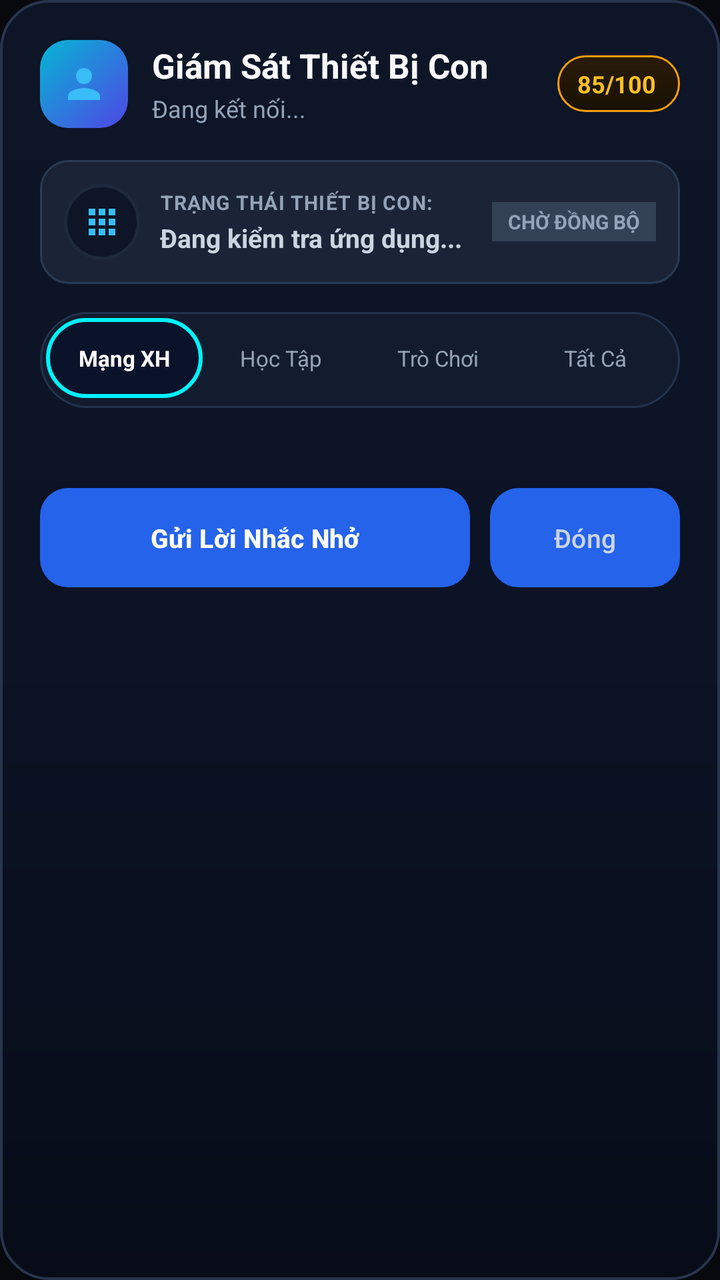
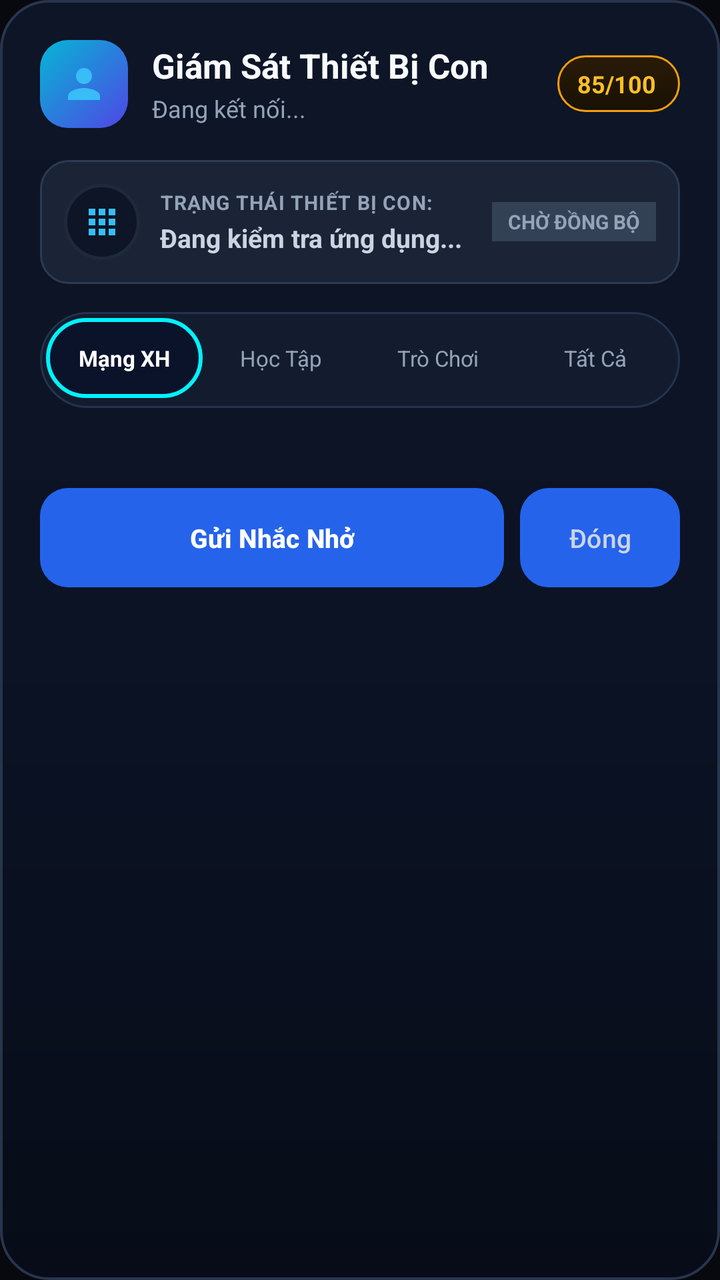

Compare the two renders of this Android layout. The source of the first and the diff that turns it into the second are given below.
<!-- AndroidManifest.xml: application theme Theme.Material3.DayNight.NoActionBar -->
<!-- res/layout/dialog_child_companion.xml -->
<?xml version="1.0" encoding="utf-8"?>
<LinearLayout xmlns:android="http://schemas.android.com/apk/res/android"
    android:layout_width="match_parent"
    android:layout_height="wrap_content"
    android:orientation="vertical"
    android:background="@drawable/bg_dialog_modern"
    android:padding="20dp">

    
    <LinearLayout
        android:layout_width="match_parent"
        android:layout_height="wrap_content"
        android:orientation="horizontal"
        android:gravity="center_vertical"
        android:layout_marginBottom="16dp">

        
        <FrameLayout
            android:layout_width="44dp"
            android:layout_height="44dp"
            android:background="@drawable/bg_avatar_squircle"
            android:layout_marginEnd="12dp">

            <ImageView
                android:id="@+id/ivDialogChildAvatar"
                android:layout_width="24dp"
                android:layout_height="24dp"
                android:layout_gravity="center"
                android:src="@drawable/ic_person_24"
                android:contentDescription="Avatar" />

            <TextView
                android:id="@+id/tvDialogChildAvatar"
                android:layout_width="wrap_content"
                android:layout_height="wrap_content"
                android:layout_gravity="center"
                android:textSize="20sp"
                android:visibility="gone" />
        </FrameLayout>

        
        <LinearLayout
            android:layout_width="0dp"
            android:layout_height="wrap_content"
            android:layout_weight="1"
            android:orientation="vertical">

            <TextView
                android:id="@+id/tvDialogChildTitle"
                android:layout_width="wrap_content"
                android:layout_height="wrap_content"
                android:text="Giám Sát Thiết Bị Con"
                android:textColor="#F8FAFC"
                android:textSize="17sp"
                android:textStyle="bold"
                android:singleLine="true"
                android:ellipsize="end" />

            <TextView
                android:id="@+id/tvDialogChildSubtitle"
                android:layout_width="wrap_content"
                android:layout_height="wrap_content"
                android:text="Đang kết nối..."
                android:textColor="#94A3B8"
                android:textSize="12sp"
                android:layout_marginTop="2dp" />
        </LinearLayout>

        
        <LinearLayout
            android:id="@+id/layoutDialogBalanceContainer"
            android:layout_width="wrap_content"
            android:layout_height="wrap_content"
            android:background="@drawable/bg_score_pill"
            android:orientation="horizontal"
            android:gravity="center_vertical"
            android:paddingLeft="10dp"
            android:paddingRight="12dp"
            android:paddingTop="6dp"
            android:paddingBottom="6dp">

            <TextView
                android:id="@+id/tvDialogBalanceScore"
                android:layout_width="wrap_content"
                android:layout_height="wrap_content"
                android:text="85/100"
                android:textColor="#FBBF24"
                android:textSize="12sp"
                android:textStyle="bold" />
        </LinearLayout>
    </LinearLayout>

    
    <androidx.core.widget.NestedScrollView
        android:layout_width="match_parent"
        android:layout_height="wrap_content"
        android:fillViewport="true"
        android:scrollbars="none"
        android:layout_marginBottom="12dp">

        <LinearLayout
            android:layout_width="match_parent"
            android:layout_height="wrap_content"
            android:orientation="vertical">

            
            <LinearLayout
                android:id="@+id/layoutDialogLoading"
        android:layout_width="match_parent"
        android:layout_height="wrap_content"
        android:orientation="vertical"
        android:gravity="center"
        android:paddingTop="32dp"
        android:paddingBottom="32dp"
        android:visibility="gone">

        <ProgressBar
            android:layout_width="36dp"
            android:layout_height="36dp"
            android:indeterminate="true"
            android:layout_marginBottom="12dp" />

        <TextView
            android:layout_width="wrap_content"
            android:layout_height="wrap_content"
            android:text="Đang đồng bộ dữ liệu từ thiết bị con..."
            android:textColor="#94A3B8"
            android:textSize="13sp" />
    </LinearLayout>

    
    <LinearLayout
        android:id="@+id/layoutDialogError"
        android:layout_width="match_parent"
        android:layout_height="wrap_content"
        android:orientation="vertical"
        android:gravity="center"
        android:paddingTop="24dp"
        android:paddingBottom="24dp"
        android:visibility="gone">

        <ImageView
            android:layout_width="40dp"
            android:layout_height="40dp"
            android:src="@drawable/ic_error_outline_24"
            android:layout_marginBottom="8dp"
            android:contentDescription="Lỗi" />

        <TextView
            android:id="@+id/tvDialogErrorMessage"
            android:layout_width="wrap_content"
            android:layout_height="wrap_content"
            android:text="Không thể tải thông tin từ thiết bị con"
            android:textColor="#F87171"
            android:textSize="13sp"
            android:textStyle="bold"
            android:gravity="center"
            android:layout_marginBottom="12dp" />

        <Button
            android:id="@+id/btnRetryCompanion"
            android:layout_width="wrap_content"
            android:layout_height="wrap_content"
            android:minHeight="48dp"
            android:background="@drawable/bg_btn_primary_modern"
            android:text="Thử Lại"
            android:textColor="#FFFFFF"
            android:textSize="12sp"
            android:textStyle="bold"
            android:paddingLeft="20dp"
            android:paddingRight="20dp"
            android:paddingTop="10dp"
            android:paddingBottom="10dp" />
    </LinearLayout>

    
    <LinearLayout
        android:id="@+id/layoutDialogContent"
        android:layout_width="match_parent"
        android:layout_height="wrap_content"
        android:orientation="vertical">

        
        <LinearLayout
            android:id="@+id/layoutDialogActiveAppBanner"
            android:layout_width="match_parent"
            android:layout_height="wrap_content"
            android:background="@drawable/bg_device_card"
            android:orientation="horizontal"
            android:gravity="center_vertical"
            android:padding="12dp"
            android:layout_marginBottom="14dp">

            <FrameLayout
                android:layout_width="38dp"
                android:layout_height="38dp"
                android:background="@drawable/bg_glass_card"
                android:layout_marginEnd="10dp">

                <ImageView
                    android:id="@+id/ivActiveAppIcon"
                    android:layout_width="20dp"
                    android:layout_height="20dp"
                    android:layout_gravity="center"
                    android:src="@drawable/ic_apps_24"
                    android:contentDescription="App Icon" />

                <TextView
                    android:id="@+id/tvActiveAppIcon"
                    android:layout_width="wrap_content"
                    android:layout_height="wrap_content"
                    android:layout_gravity="center"
                    android:textSize="16sp"
                    android:visibility="gone" />
            </FrameLayout>

            <LinearLayout
                android:layout_width="0dp"
                android:layout_height="wrap_content"
                android:layout_weight="1"
                android:orientation="vertical">

                <TextView
                    android:id="@+id/tvActiveAppTitle"
                    android:layout_width="wrap_content"
                    android:layout_height="wrap_content"
                    android:text="TRẠNG THÁI THIẾT BỊ CON:"
                    android:textColor="#94A3B8"
                    android:textSize="10sp"
                    android:textStyle="bold"
                    android:letterSpacing="0.04" />

                <TextView
                    android:id="@+id/tvActiveAppName"
                    android:layout_width="wrap_content"
                    android:layout_height="wrap_content"
                    android:text="Đang kiểm tra ứng dụng..."
                    android:textColor="#CBD5E1"
                    android:textSize="13sp"
                    android:textStyle="bold"
                    android:layout_marginTop="2dp"
                    android:singleLine="true"
                    android:ellipsize="end" />
            </LinearLayout>

            <TextView
                android:id="@+id/tvActiveAppLiveBadge"
                android:layout_width="wrap_content"
                android:layout_height="wrap_content"
                android:background="#334155"
                android:textColor="#94A3B8"
                android:textSize="10sp"
                android:textStyle="bold"
                android:paddingLeft="8dp"
                android:paddingRight="8dp"
                android:paddingTop="3dp"
                android:paddingBottom="3dp"
                android:text="CHỜ ĐỒNG BỘ" />
        </LinearLayout>

        
        <LinearLayout
            android:id="@+id/layoutDialogActiveWebBanner"
            android:layout_width="match_parent"
            android:layout_height="wrap_content"
            android:background="@drawable/bg_device_card"
            android:orientation="horizontal"
            android:gravity="center_vertical"
            android:padding="12dp"
            android:layout_marginBottom="14dp"
            android:visibility="gone">

            <FrameLayout
                android:layout_width="38dp"
                android:layout_height="38dp"
                android:background="@drawable/bg_glass_card"
                android:layout_marginEnd="10dp">

                <ImageView
                    android:id="@+id/ivActiveWebIcon"
                    android:layout_width="20dp"
                    android:layout_height="20dp"
                    android:layout_gravity="center"
                    android:src="@drawable/ic_language_24"
                    android:contentDescription="Web Icon" />

                <TextView
                    android:id="@+id/tvActiveWebIcon"
                    android:layout_width="wrap_content"
                    android:layout_height="wrap_content"
                    android:layout_gravity="center"
                    android:textSize="16sp"
                    android:visibility="gone" />
            </FrameLayout>

            <LinearLayout
                android:layout_width="0dp"
                android:layout_height="wrap_content"
                android:layout_weight="1"
                android:orientation="vertical">

                <TextView
                    android:id="@+id/tvActiveWebHeader"
                    android:layout_width="wrap_content"
                    android:layout_height="wrap_content"
                    android:text="TRANG WEB ĐANG TRUY CẬP (THỜI GIAN THỰC):"
                    android:textColor="#38BDF8"
                    android:textSize="10sp"
                    android:textStyle="bold"
                    android:letterSpacing="0.04" />

                <TextView
                    android:id="@+id/tvActiveWebDomain"
                    android:layout_width="wrap_content"
                    android:layout_height="wrap_content"
                    android:text="Đang kết nối web..."
                    android:textColor="#F8FAFC"
                    android:textSize="13sp"
                    android:textStyle="bold"
                    android:layout_marginTop="2dp"
                    android:singleLine="true"
                    android:ellipsize="end" />

                <TextView
                    android:id="@+id/tvActiveWebUrl"
                    android:layout_width="wrap_content"
                    android:layout_height="wrap_content"
                    android:text="Trình duyệt Web"
                    android:textColor="#94A3B8"
                    android:textSize="11sp"
                    android:layout_marginTop="1dp"
                    android:singleLine="true"
                    android:ellipsize="end" />
            </LinearLayout>

            <TextView
                android:id="@+id/tvActiveWebStatusBadge"
                android:layout_width="wrap_content"
                android:layout_height="wrap_content"
                android:background="#15803D"
                android:textColor="#86EFAC"
                android:textSize="10sp"
                android:textStyle="bold"
                android:paddingLeft="8dp"
                android:paddingRight="8dp"
                android:paddingTop="3dp"
                android:paddingBottom="3dp"
                android:text="ĐANG DUYỆT" />
        </LinearLayout>

        
        <LinearLayout
            android:layout_width="match_parent"
            android:layout_height="wrap_content"
            android:minHeight="48dp"
            android:background="@drawable/bg_tab_container"
            android:orientation="horizontal"
            android:padding="3dp"
            android:layout_marginBottom="12dp">

            <TextView
                android:id="@+id/tabDialogSocial"
                android:layout_width="0dp"
                android:layout_height="wrap_content"
                android:minHeight="40dp"
                android:layout_weight="1"
                android:background="@drawable/bg_tab_active"
                android:gravity="center"
                android:paddingTop="8dp"
                android:paddingBottom="8dp"
                android:paddingLeft="4dp"
                android:paddingRight="4dp"
                android:maxLines="1"
                android:ellipsize="end"
                android:text="Mạng XH"
                android:textColor="#FFFFFF"
                android:textSize="11sp"
                android:textStyle="bold"
                android:clickable="true"
                android:focusable="true" />

            <TextView
                android:id="@+id/tabDialogStudy"
                android:layout_width="0dp"
                android:layout_height="wrap_content"
                android:minHeight="40dp"
                android:layout_weight="1"
                android:background="@drawable/bg_tab_inactive"
                android:gravity="center"
                android:paddingTop="8dp"
                android:paddingBottom="8dp"
                android:paddingLeft="4dp"
                android:paddingRight="4dp"
                android:maxLines="1"
                android:ellipsize="end"
                android:text="Học Tập"
                android:textColor="#94A3B8"
                android:textSize="11sp"
                android:clickable="true"
                android:focusable="true" />

            <TextView
                android:id="@+id/tabDialogGame"
                android:layout_width="0dp"
                android:layout_height="wrap_content"
                android:minHeight="40dp"
                android:layout_weight="1"
                android:background="@drawable/bg_tab_inactive"
                android:gravity="center"
                android:paddingTop="8dp"
                android:paddingBottom="8dp"
                android:paddingLeft="4dp"
                android:paddingRight="4dp"
                android:maxLines="1"
                android:ellipsize="end"
                android:text="Trò Chơi"
                android:textColor="#94A3B8"
                android:textSize="11sp"
                android:clickable="true"
                android:focusable="true" />

            <TextView
                android:id="@+id/tabDialogAll"
                android:layout_width="0dp"
                android:layout_height="wrap_content"
                android:minHeight="40dp"
                android:layout_weight="1"
                android:background="@drawable/bg_tab_inactive"
                android:gravity="center"
                android:paddingTop="8dp"
                android:paddingBottom="8dp"
                android:paddingLeft="4dp"
                android:paddingRight="4dp"
                android:maxLines="1"
                android:ellipsize="end"
                android:text="Tất Cả"
                android:textColor="#94A3B8"
                android:textSize="11sp"
                android:clickable="true"
                android:focusable="true" />
        </LinearLayout>

        
        <LinearLayout
            android:layout_width="match_parent"
            android:layout_height="wrap_content"
            android:orientation="vertical"
            android:layout_marginBottom="16dp">

            <LinearLayout
                android:layout_width="match_parent"
                android:layout_height="wrap_content"
                android:orientation="vertical">

                <LinearLayout
                    android:id="@+id/layoutDialogAppListContainer"
                    android:layout_width="match_parent"
                    android:layout_height="wrap_content"
                    android:orientation="vertical" />

                
                <LinearLayout
                    android:id="@+id/layoutDialogEmptyState"
                    android:layout_width="match_parent"
                    android:layout_height="wrap_content"
                    android:orientation="vertical"
                    android:gravity="center"
                    android:background="@drawable/bg_device_card"
                    android:paddingTop="24dp"
                    android:paddingBottom="24dp"
                    android:paddingLeft="16dp"
                    android:paddingRight="16dp"
                    android:visibility="gone">

                    <ImageView
                        android:id="@+id/ivDialogEmptyIcon"
                        android:layout_width="36dp"
                        android:layout_height="36dp"
                        android:src="@drawable/ic_inbox_24"
                        android:layout_marginBottom="8dp"
                        android:contentDescription="Trống" />

                    <TextView
                        android:id="@+id/tvDialogEmptyIcon"
                        android:layout_width="wrap_content"
                        android:layout_height="wrap_content"
                        android:textSize="28sp"
                        android:visibility="gone" />

                    <TextView
                        android:id="@+id/tvDialogEmptyTitle"
                        android:layout_width="wrap_content"
                        android:layout_height="wrap_content"
                        android:text="Chưa có hoạt động trong nhóm này"
                        android:textColor="#F8FAFC"
                        android:textSize="13sp"
                        android:textStyle="bold"
                        android:gravity="center"
                        android:layout_marginBottom="4dp" />

                    <TextView
                        android:id="@+id/tvDialogEmptyDesc"
                        android:layout_width="wrap_content"
                        android:layout_height="wrap_content"
                        android:text="Thiết bị con chưa mở ứng dụng thuộc danh mục này hôm nay."
                        android:textColor="#94A3B8"
                        android:textSize="11sp"
                        android:gravity="center"
                        android:layout_marginBottom="12dp" />

                    <TextView
                        android:id="@+id/btnDialogViewAllApps"
                        android:layout_width="wrap_content"
                        android:layout_height="wrap_content"
                        android:background="@drawable/bg_tab_container"
                        android:paddingLeft="14dp"
                        android:paddingRight="14dp"
                        android:paddingTop="6dp"
                        android:paddingBottom="6dp"
                        android:text="Xem tất cả ứng dụng"
                        android:textColor="#38BDF8"
                        android:textSize="11sp"
                        android:textStyle="bold"
                        android:clickable="true"
                        android:focusable="true" />
                </LinearLayout>
            </LinearLayout>
        </LinearLayout>
    </LinearLayout>
    </LinearLayout>
    </androidx.core.widget.NestedScrollView>

    
    <LinearLayout
        android:layout_width="match_parent"
        android:layout_height="wrap_content"
        android:orientation="horizontal"
        android:gravity="center_vertical">

        <Button
            android:id="@+id/btnDialogSendMessage"
            android:layout_width="0dp"
            android:layout_height="wrap_content"
            android:minHeight="48dp"
            android:layout_weight="1"
            android:background="@drawable/bg_btn_primary_modern"
            android:text="Gửi Lời Nhắc Nhở"
            android:textColor="#FFFFFF"
            android:textSize="13sp"
            android:textStyle="bold"
            android:paddingTop="12dp"
            android:paddingBottom="12dp"
            android:paddingLeft="14dp"
            android:paddingRight="14dp"
            android:layout_marginEnd="10dp" />

        <Button
            android:id="@+id/btnDialogClose"
            android:layout_width="wrap_content"
            android:minWidth="95dp"
            android:layout_height="wrap_content"
            android:minHeight="48dp"
            android:background="@drawable/bg_btn_secondary_modern"
            android:text="Đóng"
            android:textColor="#CBD5E1"
            android:paddingTop="12dp"
            android:paddingBottom="12dp"
            android:paddingLeft="16dp"
            android:paddingRight="16dp"
            android:textSize="13sp" />
    </LinearLayout>
</LinearLayout>
<!-- resources referenced by this layout -->
<resources>
  <!-- drawable bg_avatar_squircle (drawable) -->
  <?xml version="1.0" encoding="utf-8"?>
  <shape xmlns:android="http://schemas.android.com/apk/res/android"
      android:shape="rectangle">
      <gradient
          android:startColor="#4F46E5"
          android:endColor="#06B6D4"
          android:angle="135" />
      <corners android:radius="14dp" />
  </shape>
  <!-- drawable bg_btn_secondary_modern (drawable) -->
  <?xml version="1.0" encoding="utf-8"?>
  <ripple xmlns:android="http://schemas.android.com/apk/res/android"
      android:color="#20FFFFFF">
      <item>
          <shape android:shape="rectangle">
              <solid android:color="#1A2436" />
              <stroke android:width="1dp" android:color="#334155" />
              <corners android:radius="14dp" />
          </shape>
      </item>
  </ripple>
  <!-- drawable bg_device_card (drawable) -->
  <?xml version="1.0" encoding="utf-8"?>
  <shape xmlns:android="http://schemas.android.com/apk/res/android"
      android:shape="rectangle">
      <solid android:color="#1A2436" />
      <stroke android:width="1dp" android:color="#2A3B54" />
      <corners android:radius="14dp" />
  </shape>
  <!-- drawable bg_glass_card (drawable) -->
  <?xml version="1.0" encoding="utf-8"?>
  <shape xmlns:android="http://schemas.android.com/apk/res/android"
      android:shape="rectangle">
      <solid android:color="#0D1527" />
      <stroke android:width="1.5dp" android:color="#1E293B" />
      <corners android:radius="20dp" />
  </shape>
  <!-- drawable bg_score_pill (drawable) -->
  <?xml version="1.0" encoding="utf-8"?>
  <shape xmlns:android="http://schemas.android.com/apk/res/android"
      android:shape="rectangle">
      <gradient
          android:startColor="#2A1B07"
          android:endColor="#181105"
          android:angle="270" />
      <stroke android:width="1dp" android:color="#F59E0B" />
      <corners android:radius="20dp" />
  </shape>
  <!-- drawable bg_tab_active (drawable) -->
  <?xml version="1.0" encoding="utf-8"?>
  <shape xmlns:android="http://schemas.android.com/apk/res/android"
      android:shape="rectangle">
      <solid android:color="#0B132B" />
      <stroke android:width="2dp" android:color="#00F2FE" />
      <corners android:radius="24dp" />
  </shape>
  <!-- drawable bg_tab_container (drawable) -->
  <?xml version="1.0" encoding="utf-8"?>
  <shape xmlns:android="http://schemas.android.com/apk/res/android"
      android:shape="rectangle">
      <solid android:color="#131C2E" />
      <stroke android:width="1dp" android:color="#22334F" />
      <corners android:radius="24dp" />
  </shape>
  <!-- drawable bg_tab_inactive (drawable) -->
  <?xml version="1.0" encoding="utf-8"?>
  <shape xmlns:android="http://schemas.android.com/apk/res/android"
      android:shape="rectangle">
      <solid android:color="@android:color/transparent" />
      <corners android:radius="20dp" />
  </shape>
  <!-- drawable ic_person_24 (drawable) -->
  <vector xmlns:android="http://schemas.android.com/apk/res/android"
      android:width="24dp"
      android:height="24dp"
      android:viewportWidth="24"
      android:viewportHeight="24">
      <path
          android:fillColor="#38BDF8"
          android:pathData="M12,12c2.21,0 4,-1.79 4,-4s-1.79,-4 -4,-4 -4,1.79 -4,4 1.79,4 4,4zM12,14c-2.67,0 -8,1.34 -8,4v2h16v-2c0,-2.66 -5.33,-4 -8,-4z" />
  </vector>
  <style name="Theme.Material3.DayNight.NoActionBar" parent="Theme.Material3.Dark.NoActionBar">
          <item name="colorPrimary">@color/primary</item>
          <item name="colorOnPrimary">@color/on_primary</item>
          <item name="android:windowBackground">@color/background</item>
          <item name="android:statusBarColor">@color/background</item>
      </style>
  <color name="primary">#2563EB</color>
  <color name="on_primary">#FFFFFF</color>
  <color name="background">#07090E</color>
  <!-- unchanged entries left out for length: 6 -->
</resources>

<!-- the commit's change to res/layout/dialog_child_companion.xml (unified diff, before → after) -->
@@ -63,6 +63,8 @@
                 android:text="Đang kết nối..."
                 android:textColor="#94A3B8"
                 android:textSize="12sp"
+                android:maxLines="2"
+                android:ellipsize="end"
                 android:layout_marginTop="2dp" />
         </LinearLayout>
 
@@ -74,6 +76,7 @@
             android:background="@drawable/bg_score_pill"
             android:orientation="horizontal"
             android:gravity="center_vertical"
+            android:layout_marginStart="8dp"
             android:paddingLeft="10dp"
             android:paddingRight="12dp"
             android:paddingTop="6dp"
@@ -86,7 +89,8 @@
                 android:text="85/100"
                 android:textColor="#FBBF24"
                 android:textSize="12sp"
-                android:textStyle="bold" />
+                android:textStyle="bold"
+                android:singleLine="true" />
         </LinearLayout>
     </LinearLayout>
 
@@ -517,10 +521,12 @@
                         android:paddingRight="14dp"
                         android:paddingTop="6dp"
                         android:paddingBottom="6dp"
-                        android:text="Xem tất cả ứng dụng"
+                        android:text="Xem tất cả"
                         android:textColor="#38BDF8"
                         android:textSize="11sp"
                         android:textStyle="bold"
+                        android:singleLine="true"
+                        android:ellipsize="end"
                         android:clickable="true"
                         android:focusable="true" />
                 </LinearLayout>
@@ -544,29 +550,32 @@
             android:minHeight="48dp"
             android:layout_weight="1"
             android:background="@drawable/bg_btn_primary_modern"
-            android:text="Gửi Lời Nhắc Nhở"
+            android:text="Gửi Nhắc Nhở"
             android:textColor="#FFFFFF"
             android:textSize="13sp"
             android:textStyle="bold"
+            android:singleLine="true"
+            android:ellipsize="end"
+            android:paddingTop="12dp"
+            android:paddingBottom="12dp"
+            android:paddingLeft="10dp"
+            android:paddingRight="10dp"
+            android:layout_marginEnd="8dp" />
+
+        <Button
+            android:id="@+id/btnDialogClose"
+            android:layout_width="wrap_content"
+            android:minWidth="80dp"
+            android:layout_height="wrap_content"
+            android:minHeight="48dp"
+            android:background="@drawable/bg_btn_secondary_modern"
+            android:text="Đóng"
+            android:textColor="#CBD5E1"
+            android:singleLine="true"
             android:paddingTop="12dp"
             android:paddingBottom="12dp"
             android:paddingLeft="14dp"
             android:paddingRight="14dp"
-            android:layout_marginEnd="10dp" />
-
-        <Button
-            android:id="@+id/btnDialogClose"
-            android:layout_width="wrap_content"
-            android:minWidth="95dp"
-            android:layout_height="wrap_content"
-            android:minHeight="48dp"
-            android:background="@drawable/bg_btn_secondary_modern"
-            android:text="Đóng"
-            android:textColor="#CBD5E1"
-            android:paddingTop="12dp"
-            android:paddingBottom="12dp"
-            android:paddingLeft="16dp"
-            android:paddingRight="16dp"
             android:textSize="13sp" />
     </LinearLayout>
 </LinearLayout>
